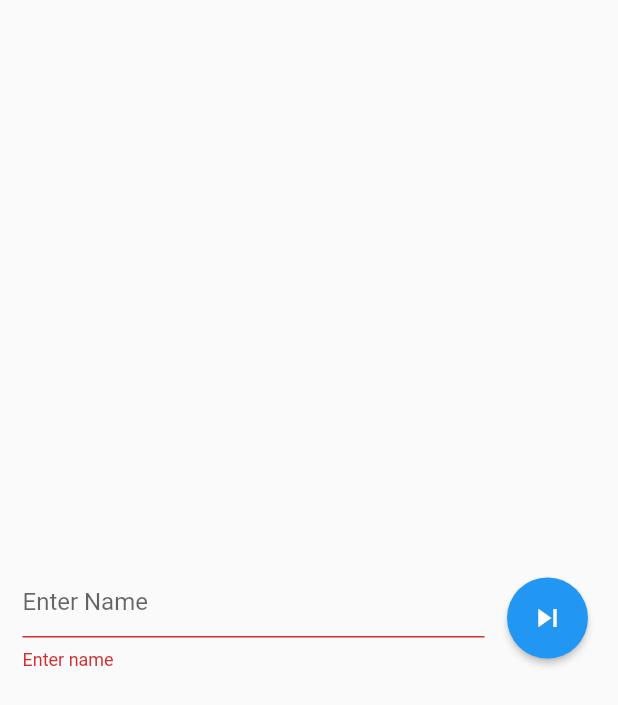
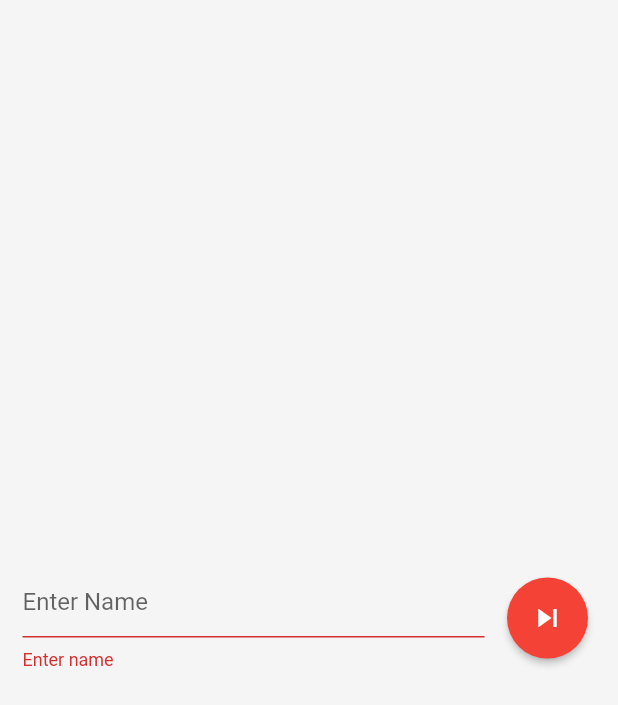
Before and after one commit to Imagine-Me/todo, a Flutter app: the screen it shows after launch, after a tap on the "skip next" icon, on a phone screen of 412 x 824 dp. Shown: the top 705 px of the screen. Run offline on Flutter 3.47's test engine with Material 2 defaults, Android fonts, the phone set to English and light mode, and no system bars; our stand-ins replace bloc, drift, flutter_bloc; accounts and stored records are empty; generated files the repository leaves out were written again.

Commit message:
add app theme

```diff
--- a/lib/main.dart
+++ b/lib/main.dart
@@ -5,6 +5,7 @@ import 'package:todo/src/logic/bloc/category_bloc.dart';
 import 'package:todo/src/logic/bloc/todo_bloc.dart';
 import 'package:todo/src/logic/bloc/user_bloc.dart';
 import 'package:todo/src/presentation/routes/todo_router.dart';
+import 'package:todo/src/presentation/theme/theme.dart';
 
 void main() {
   WidgetsFlutterBinding.ensureInitialized();
@@ -35,7 +36,7 @@ class MyApp extends StatelessWidget {
       ],
       child: MaterialApp(
         title: 'Todo',
-        theme: ThemeData(primarySwatch: Colors.blue),
+        theme: AppTheme.appTheme(),
         initialRoute: '/initial',
         onGenerateRoute: todoRouter.onGenerateRoute,
       ),
--- a/lib/src/logic/bloc/user_state.dart
+++ b/lib/src/logic/bloc/user_state.dart
@@ -1,14 +1,21 @@
 part of 'user_bloc.dart';
 
 @immutable
-abstract class UserState {}
+abstract class UserState {
+  String name;
+  UserState({
+    required this.name,
+  });
+}
 
 class UserInitial extends UserState {
   final bool loading = true;
+
+  UserInitial() : super(name: '');
 }
 
 class UserLoaded extends UserState {
   final User user;
 
-  UserLoaded({required this.user});
+  UserLoaded({required this.user}) : super(name: user.name);
 }
--- a/lib/src/presentation/screens/home.dart
+++ b/lib/src/presentation/screens/home.dart
@@ -3,6 +3,7 @@ import 'package:flutter/material.dart';
 import 'package:flutter_bloc/flutter_bloc.dart';
 import 'package:todo/src/database/database.dart';
 import 'package:todo/src/logic/bloc/todo_bloc.dart';
+import 'package:todo/src/logic/bloc/user_bloc.dart';
 import 'package:todo/src/presentation/widgets/category_card/card_home.dart';
 import 'package:todo/src/presentation/widgets/layout.dart';
 import 'package:todo/src/presentation/widgets/todo_card.dart';
@@ -22,19 +23,27 @@ class HomeScreen extends StatelessWidget {
 
   List<Widget> topSection() {
     return [
-      const Text(
-        'Hi John',
-        style: TextStyle(fontSize: 32),
+      BlocBuilder<UserBloc, UserState>(
+        builder: (context, state) {
+          return Text(
+            'Hi ${state.name}',
+            style: Theme.of(context).textTheme.headline2,
+          );
+        },
       ),
       const SizedBox(
-        height: 5,
+        height: 10,
       ),
-      const Text(
-        'CATEGORIES',
-        style: TextStyle(fontSize: 16),
+      Builder(
+        builder: (context) {
+          return Text(
+            'CATEGORIES',
+            style: Theme.of(context).textTheme.headline5,
+          );
+        }
       ),
       const SizedBox(
-        height: 5,
+        height: 10,
       )
     ];
   }
@@ -42,7 +51,7 @@ class HomeScreen extends StatelessWidget {
   List<Widget> middleSection() {
     return [
       const SizedBox(
-        height: 5,
+        height: 10,
       ),
       BlocBuilder<TodoBloc, TodoState>(
         builder: (context, state) {
@@ -59,7 +68,7 @@ class HomeScreen extends StatelessWidget {
           }
           return Text(
             'TODOS $filterString',
-            style: TextStyle(fontSize: 16),
+            style: Theme.of(context).textTheme.headline5,
           );
         },
       ),
--- /dev/null
+++ b/lib/src/presentation/theme/theme.dart
@@ -0,0 +1,20 @@
+import 'package:flutter/material.dart';
+
+class AppTheme {
+  static ThemeData appTheme() {
+    return ThemeData(
+      primarySwatch: Colors.red,
+      backgroundColor: Colors.white,
+      scaffoldBackgroundColor: const Color(0xfff5f5f5),
+      textTheme: const TextTheme(
+        headline1: TextStyle(fontSize: 32, fontWeight: FontWeight.bold,color: Colors.black),
+        headline2: TextStyle(fontSize: 32, fontWeight: FontWeight.w600,color: Colors.black),
+        headline5: TextStyle(
+            fontSize: 14, fontWeight: FontWeight.w600, color: Colors.grey),
+        headline6: TextStyle(fontSize: 14, fontWeight: FontWeight.w600, color: Colors.black54),
+        bodyText1: TextStyle(fontSize: 18),
+
+      ),
+    );
+  }
+}
--- a/lib/src/presentation/widgets/category_card/card_home.dart
+++ b/lib/src/presentation/widgets/category_card/card_home.dart
@@ -33,8 +33,7 @@ class CardHome extends StatelessWidget {
               children: <Widget>[
                 Text(
                   '${categoryModel.totalTasks} Tasks',
-                  style: const TextStyle(
-                      fontSize: 14, fontWeight: FontWeight.w600),
+                  style: Theme.of(context).textTheme.headline6,
                 ),
                 Text(
                   categoryModel.category,
```
